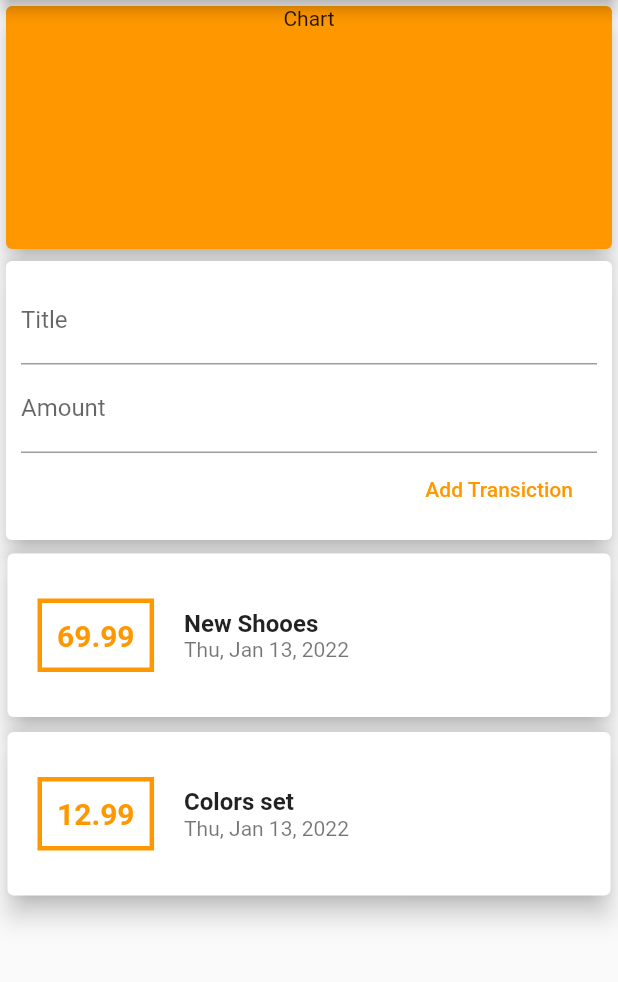
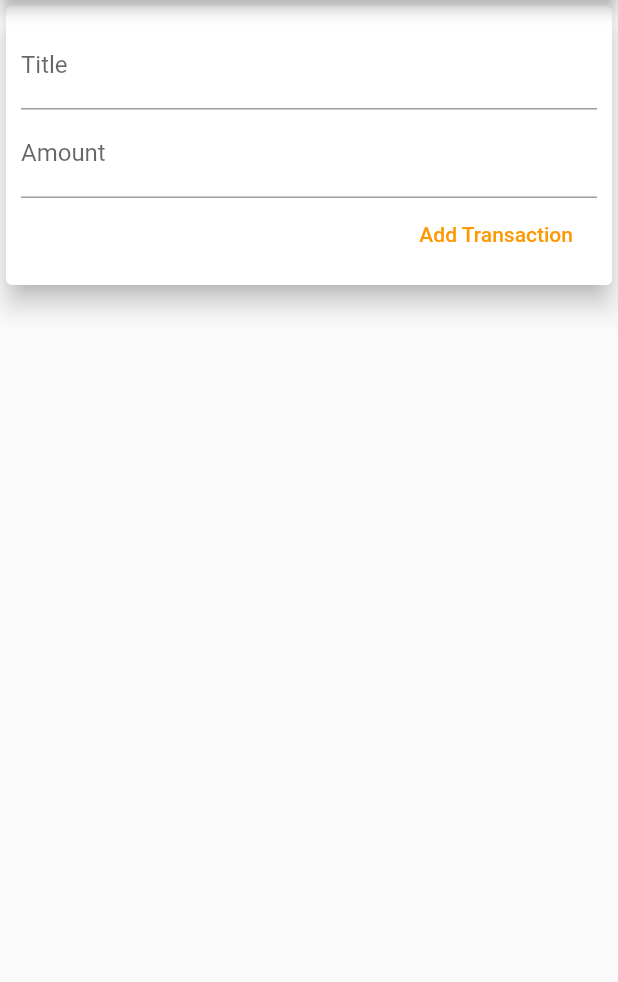
Before and after one commit to youhaveme9/expense-tracker-app, a Flutter app: the screen it shows after launch, on a phone screen of 412 x 824 dp, the part 84-1066 px from its top. Run offline on Flutter 3.47's test engine with Material 2 defaults, Android fonts, the phone set to English and light mode, and no system bars.

```diff
--- a/lib/main.dart
+++ b/lib/main.dart
@@ -1,5 +1,5 @@
 import 'package:flutter/material.dart';
-import './widgets/expanse_card.dart';
+import './widgets/user_transaction.dart';
 
 void main() => runApp(MyApp());
 
@@ -14,14 +14,6 @@ class MyApp extends StatelessWidget {
 }
 
 class MyHomePage extends StatelessWidget {
-  final titleController = TextEditingController();
-  final amountController = TextEditingController();
-
-  void press() {
-    print(titleController.text);
-    print(amountController.text);
-  }
-
   @override
   Widget build(BuildContext context) {
     return Scaffold(
@@ -29,49 +21,25 @@ class MyHomePage extends StatelessWidget {
         title: const Text('Expenses'),
         backgroundColor: Colors.orange.shade700,
       ),
-      body: Column(
-        crossAxisAlignment: CrossAxisAlignment.stretch,
-        children: <Widget>[
-          Container(
-            width: double.infinity,
-            height: 170,
-            child: const Card(
-              color: Colors.orange,
-              child: Text(
-                'Chart',
-                textAlign: TextAlign.center,
-              ),
-              elevation: 7,
-            ),
-          ),
-
-          //input area
-          Card(
-            elevation: 7,
-            child: Container(
-              padding: const EdgeInsets.all(10),
-              child: Column(
-                crossAxisAlignment: CrossAxisAlignment.end,
-                children: <Widget>[
-                  TextField(
-                    decoration: const InputDecoration(labelText: 'Title'),
-                    controller: titleController,
-                  ),
-                  TextField(
-                    decoration: const InputDecoration(labelText: 'Amount'),
-                    controller: amountController,
-                  ),
-                  FlatButton(
-                    child: const Text('Add Transiction'),
-                    onPressed: press,
-                    textColor: Colors.orange,
-                  )
-                ],
-              ),
-            ),
-          ),
-          ExpenseCard(),
-        ],
+      body: SingleChildScrollView(
+        child: Column(
+          crossAxisAlignment: CrossAxisAlignment.stretch,
+          children: const <Widget>[
+            // Container(
+            //   width: double.infinity,
+            //   height: 170,
+            //   child: const Card(
+            //     color: Colors.orange,
+            //     child: Text(
+            //       'Chart',
+            //       textAlign: TextAlign.center,
+            //     ),
+            //     elevation: 7,
+            //   ),
+            // ),
+            UserTransaction(),
+          ],
+        ),
       ),
     );
   }
--- a/lib/widgets/expanse_card.dart
+++ b/lib/widgets/expanse_card.dart
@@ -2,32 +2,14 @@ import 'package:flutter/material.dart';
 import '../models/transaction.dart';
 import 'package:intl/intl.dart';
 
-class ExpenseCard extends StatefulWidget {
-  const ExpenseCard({Key? key}) : super(key: key);
+class ExpenseCard extends StatelessWidget {
+  final List<Transaction> transaction;
 
-  @override
-  _ExpenseCardState createState() => _ExpenseCardState();
-}
-
-class _ExpenseCardState extends State<ExpenseCard> {
-  final List<Transaction> _userTransection = [
-    Transaction(
-      id: 't1',
-      title: 'New Shooes',
-      amount: 69.99,
-      date: DateTime.now(),
-    ),
-    Transaction(
-      id: 't2',
-      title: 'Colors set',
-      amount: 12.99,
-      date: DateTime.now(),
-    ),
-  ];
+  ExpenseCard(this.transaction);
   @override
   Widget build(BuildContext context) {
     return Column(
-      children: _userTransection.map((tx) {
+      children: transaction.map((tx) {
         return Card(
           elevation: 7,
           margin: const EdgeInsets.symmetric(
--- a/lib/widgets/new_transaction.dart
+++ b/lib/widgets/new_transaction.dart
@@ -0,0 +1,40 @@
+import 'package:flutter/material.dart';
+
+class NewTransaction extends StatelessWidget {
+  final titleController = TextEditingController();
+  final amountController = TextEditingController();
+  final Function addTx;
+
+  NewTransaction(this.addTx, {Key? key}) : super(key: key);
+
+  @override
+  Widget build(BuildContext context) {
+    return Card(
+      elevation: 7,
+      child: Container(
+        padding: const EdgeInsets.all(10),
+        child: Column(
+          crossAxisAlignment: CrossAxisAlignment.end,
+          children: <Widget>[
+            TextField(
+              decoration: const InputDecoration(labelText: 'Title'),
+              controller: titleController,
+            ),
+            TextField(
+              decoration: const InputDecoration(labelText: 'Amount'),
+              controller: amountController,
+            ),
+            FlatButton(
+              child: const Text('Add Transaction'),
+              onPressed: () {
+                addTx(
+                    titleController.text, double.parse(amountController.text));
+              },
+              textColor: Colors.orange,
+            )
+          ],
+        ),
+      ),
+    );
+  }
+}
--- a/lib/widgets/user_transaction.dart
+++ b/lib/widgets/user_transaction.dart
@@ -0,0 +1,37 @@
+import 'package:flutter/material.dart';
+import './expanse_card.dart';
+import './new_transaction.dart';
+import '../models/transaction.dart';
+
+class UserTransaction extends StatefulWidget {
+  const UserTransaction({Key? key}) : super(key: key);
+
+  @override
+  _UserTransactionState createState() => _UserTransactionState();
+}
+
+class _UserTransactionState extends State<UserTransaction> {
+  final List<Transaction> _userTransection = [];
+
+  void _addNewTransaction(String title, double amount) {
+    final newTx = Transaction(
+      title: title,
+      amount: amount,
+      date: DateTime.now(),
+      id: DateTime.now().toString(),
+    );
+    setState(() {
+      _userTransection.add(newTx);
+    });
+  }
+
+  @override
+  Widget build(BuildContext context) {
+    return Column(
+      children: <Widget>[
+        NewTransaction(_addNewTransaction),
+        ExpenseCard(_userTransection),
+      ],
+    );
+  }
+}
```
